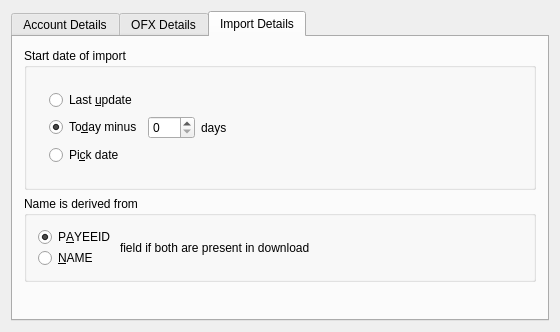
Above: kmymoney/plugins/ofximport/dialogs/konlinebankingstatusdecl.ui from KDE/kmymoney before the change. Below: the same form after it.
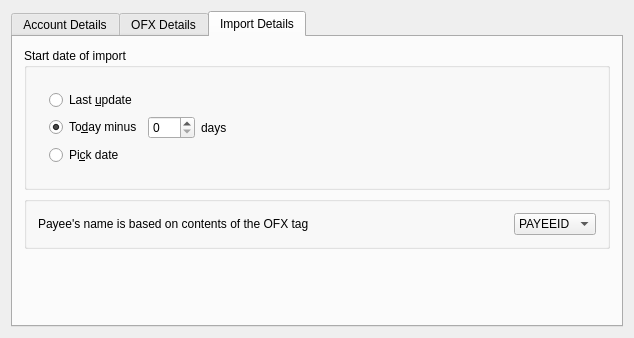
That is the form after the change. The open tabs and pages were chosen to show the change. Custom widgets are drawn as their Qt base class.

Commit message: Allow to base the payee name from either the PAYEEID, NAME or MEMO field in an OFX transaction

```diff
--- a/kmymoney/plugins/ofximport/dialogs/konlinebankingstatusdecl.ui
+++ b/kmymoney/plugins/ofximport/dialogs/konlinebankingstatusdecl.ui
@@ -6,8 +6,8 @@
    <rect>
     <x>0</x>
     <y>0</y>
-    <width>560</width>
-    <height>332</height>
+    <width>634</width>
+    <height>338</height>
    </rect>
   </property>
   <layout class="QVBoxLayout" name="verticalLayout_5">
@@ -358,49 +358,9 @@
        <item>
         <widget class="QGroupBox" name="buttonGroupBox1">
          <property name="title">
-          <string>Name is derived from</string>
+          <string/>
          </property>
-         <layout class="QHBoxLayout">
-          <item>
-           <layout class="QHBoxLayout">
-            <item>
-             <widget class="QFrame" name="frame1">
-              <property name="frameShape">
-               <enum>QFrame::NoFrame</enum>
-              </property>
-              <layout class="QVBoxLayout">
-               <property name="spacing">
-                <number>1</number>
-               </property>
-               <property name="margin">
-                <number>0</number>
-               </property>
-               <item>
-                <widget class="QRadioButton" name="m_payeeidRB">
-                 <property name="text">
-                  <string>P&amp;AYEEID</string>
-                 </property>
-                 <property name="checked">
-                  <bool>true</bool>
-                 </property>
-                 <attribute name="buttonGroup">
-                  <string>buttonGroup1</string>
-                 </attribute>
-                </widget>
-               </item>
-               <item>
-                <widget class="QRadioButton" name="m_nameRB">
-                 <property name="text">
-                  <string>&amp;NAME</string>
-                 </property>
-                 <attribute name="buttonGroup">
-                  <string>buttonGroup1</string>
-                 </attribute>
-                </widget>
-               </item>
-              </layout>
-             </widget>
-            </item>
+         <layout class="QHBoxLayout" name="horizontalLayout">
             <item>
              <widget class="QLabel" name="textLabel3_2">
               <property name="sizePolicy">
@@ -410,14 +370,31 @@
                </sizepolicy>
               </property>
               <property name="text">
-               <string>field if both are present in download</string>
+             <string>Payee's name is based on contents of the OFX tag</string>
               </property>
               <property name="wordWrap">
                <bool>false</bool>
               </property>
              </widget>
             </item>
-           </layout>
+          <item>
+           <widget class="KComboBox" name="m_preferredPayee">
+            <item>
+             <property name="text">
+              <string notr="true">PAYEEID</string>
+             </property>
+            </item>
+            <item>
+             <property name="text">
+              <string notr="true">NAME</string>
+             </property>
+            </item>
+            <item>
+             <property name="text">
+              <string notr="true">MEMO</string>
+             </property>
+            </item>
+           </widget>
           </item>
          </layout>
         </widget>
```
Left out of the diff: 2 changed lines with no effect on the pictures. Lines whose indentation alone changed are shown as unchanged. The commit also changes 2 other files.
